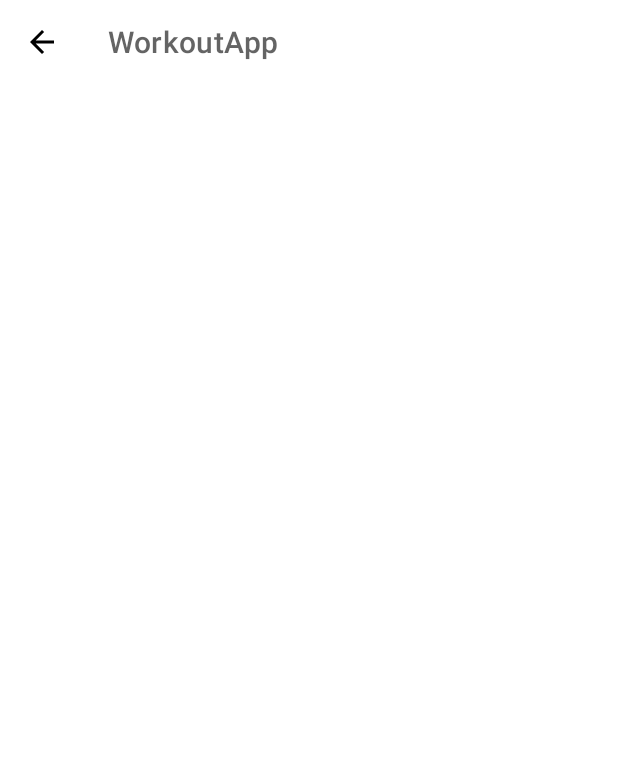
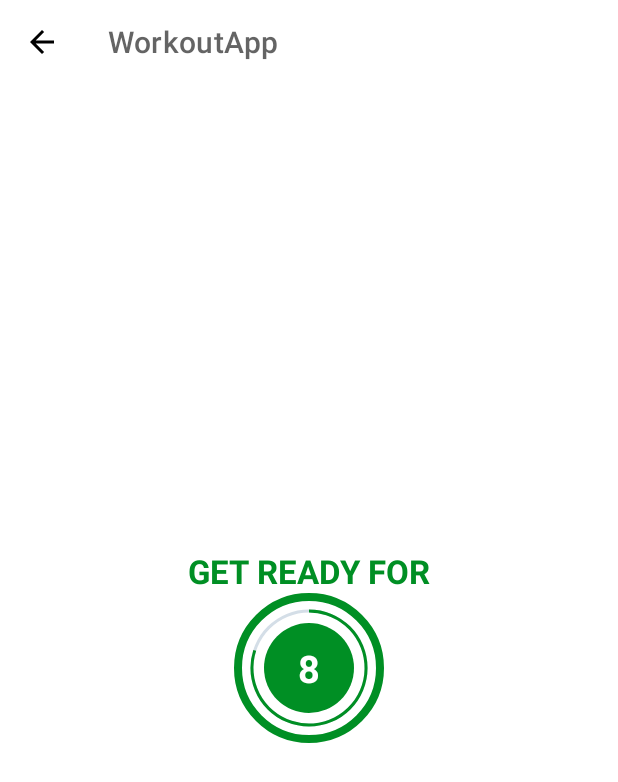
Before and after one commit to agiratech-madhan/WorkoutApp, an Android app: the ExcerSizeActivity screen opened directly, with no data from a screen before it, on a phone screen of 412 x 824 dp. Shown: the top 782 px of the screen. Run offline under Robolectric (Android 15) with nearby library versions, the phone set to English and light mode, and no system bars.

Commit message:
Timer Function Implemented

```diff
--- a/app/src/main/java/com/example/workoutapp/ExcerSizeActivity.kt
+++ b/app/src/main/java/com/example/workoutapp/ExcerSizeActivity.kt
@@ -1,20 +1,74 @@
 package com.example.workoutapp
 
+import android.os.Bundle
+import android.os.CountDownTimer
+import android.widget.Toast
 import androidx.appcompat.app.AppCompatActivity
-import android.os.Bundle
 import com.example.workoutapp.databinding.ActivityExcerSizeBinding
 
 class ExcerSizeActivity : AppCompatActivity() {
-    private  var binding: ActivityExcerSizeBinding?=null
+    private var restTimer: CountDownTimer? =
+        null // Variable for Rest Timer and later on we will initialize it.
+    private var restProgress = 0
+    private var binding: ActivityExcerSizeBinding? = null
+
     override fun onCreate(savedInstanceState: Bundle?) {
         super.onCreate(savedInstanceState)
-        binding=ActivityExcerSizeBinding.inflate(layoutInflater)
+        binding = ActivityExcerSizeBinding.inflate(layoutInflater)
         setContentView(binding?.root)
-        setSupportActionBar(binding?.toolbarExcerSize)
-        if(supportActionBar!=null){
+        setSupportActionBar(binding?.toolbarExercise)
+        if (supportActionBar != null) {
             supportActionBar?.setDisplayHomeAsUpEnabled(true)
         }
-        binding?.toolbarExcerSize?.setNavigationOnClickListener {
-            onBackPressedDispatcher.onBackPressed()        }
+        binding?.toolbarExercise?.setNavigationOnClickListener {
+            onBackPressedDispatcher.onBackPressed()
+        }
+        setupRestView()
+    }
+
+    private fun setupRestView() {
+
+        /**
+         * Here firstly we will check if the timer is running the and it is not null then cancel the running timer and start the new one.
+         * And set the progress to initial which is 0.
+         */
+        if (restTimer != null) {
+            restTimer!!.cancel()
+            restProgress = 0
+        }
+
+        // This function is used to set the progress details.
+        setRestProgressBar()
+    }
+
+    private fun setRestProgressBar() {
+
+        binding?.progressBar?.progress =
+            restProgress // Sets the current progress to the specified value.
+        restTimer = object : CountDownTimer(10000, 1000) {
+            override fun onTick(millisUntilFinished: Long) {
+                restProgress++ // It is increased by 1
+                binding?.progressBar?.progress =
+                    10 - restProgress // Indicates progress bar progress
+                binding?.tvTimer?.text =
+                    (10 - restProgress).toString()  // Current progress is set to text view in terms of seconds.
+            }
+
+            override fun onFinish() {
+                // When the 10 seconds will complete this will be executed.
+                Toast.makeText(
+                    this@ExcerSizeActivity, "The Message timer.", Toast.LENGTH_SHORT
+                ).show()
+            }
+        }.start()
+    }
+
+    public override fun onDestroy() {
+        if (restTimer != null) {
+            restTimer?.cancel()
+            restProgress = 0
+        }
+        super.onDestroy()
+        binding = null
     }
 }
--- a/app/src/main/java/com/example/workoutapp/MainActivity.kt
+++ b/app/src/main/java/com/example/workoutapp/MainActivity.kt
@@ -15,7 +15,7 @@ class MainActivity : AppCompatActivity() {
 
         setContentView(binding?.root)
         binding?.flStart?.setOnClickListener {
-          val intent= Intent(/* packageContext = */ this, /* cls = */ ExcerSizeActivity::class.java)
+            val intent= Intent(/* packageContext = */ this, /* cls = */ ExcerSizeActivity::class.java)
             startActivity(intent)
         }
     }
--- /dev/null
+++ b/app/src/main/res/drawable/circular_progress_bar.xml
@@ -0,0 +1,12 @@
+<?xml version="1.0" encoding="utf-8"?>
+<layer-list xmlns:android="http://schemas.android.com/apk/res/android">
+    <item>
+        <shape
+            android:innerRadiusRatio="2.7"
+            android:shape="ring"
+            android:thicknessRatio="50.0"
+            android:useLevel="true">
+            <solid android:color="@color/colorAccent" />
+        </shape>
+    </item>
+</layer-list>
--- /dev/null
+++ b/app/src/main/res/drawable/circular_progress_gray.xml
@@ -0,0 +1,13 @@
+<?xml version="1.0" encoding="utf-8"?>
+<layer-list xmlns:android="http://schemas.android.com/apk/res/android">
+    <item>
+        <shape
+            android:innerRadiusRatio="2.7"
+            android:shape="ring"
+            android:thicknessRatio="50.0"
+            android:useLevel="false">
+
+            <solid android:color="#D4DEE7" />
+        </shape>
+    </item>
+</layer-list>
--- /dev/null
+++ b/app/src/main/res/drawable/item_circular_color_accent_background.xml
@@ -0,0 +1,6 @@
+<?xml version="1.0" encoding="utf-8"?>
+<shape xmlns:android="http://schemas.android.com/apk/res/android"
+    android:shape="oval">
+
+    <solid android:color="@color/colorAccent"/>
+</shape>
--- a/app/src/main/res/drawable/item_circular_corlor_accent_border.xml
+++ b/app/src/main/res/drawable/item_circular_color_accent_border.xml
@@ -1,9 +1,9 @@
 <?xml version="1.0" encoding="utf-8"?>
-
 <shape xmlns:android="http://schemas.android.com/apk/res/android"
     android:shape="oval">
     <stroke
         android:width="5dp"
         android:color="@color/colorAccent" />
-    <solid android:color="#FFF8FF" />
+
+    <solid android:color="#FFFFFF" />
 </shape>
--- a/app/src/main/res/drawable/item_color_accent_border_ripple_background.xml
+++ b/app/src/main/res/drawable/item_color_accent_border_ripple_background.xml
@@ -1,6 +1,4 @@
 <?xml version="1.0" encoding="utf-8"?>
-<!--TODO(Step 5 - Adding a custom ripple effect to the custom start button)-->
-<!--START-->
 <ripple xmlns:android="http://schemas.android.com/apk/res/android"
     android:color="#C4C4C4">
     <item android:id="@android:id/mask">
@@ -9,5 +7,5 @@
         </shape>
     </item>
 
-    <item android:drawable="@drawable/item_circular_corlor_accent_border" />
+    <item android:drawable="@drawable/item_circular_color_accent_border" />
 </ripple>
--- a/app/src/main/res/layout/activity_excer_size.xml
+++ b/app/src/main/res/layout/activity_excer_size.xml
@@ -1,17 +1,73 @@
 <?xml version="1.0" encoding="utf-8"?>
-<RelativeLayout xmlns:android="http://schemas.android.com/apk/res/android"
+<androidx.constraintlayout.widget.ConstraintLayout xmlns:android="http://schemas.android.com/apk/res/android"
     xmlns:app="http://schemas.android.com/apk/res-auto"
     xmlns:tools="http://schemas.android.com/tools"
     android:layout_width="match_parent"
     android:layout_height="match_parent"
+    android:background="@color/white"
     tools:context=".ExcerSizeActivity">
+
     <androidx.appcompat.widget.Toolbar
-        android:id="@+id/toolbarExcerSize"
+        android:id="@+id/toolbarExercise"
         android:layout_width="match_parent"
+        android:layout_height="?android:attr/actionBarSize"
+        android:background="#ffffff"
         android:theme="@style/ToolBarTheme"
-        android:background="#ffffff"
+        app:layout_constraintTop_toTopOf="parent"
+        app:titleTextColor="@color/colorPrimary" />
 
-        app:titleTextColor="@color/colorPrimary"
-        android:layout_height="?android:attr/actionBarSize"/>
+    <TextView
+        android:id="@+id/tvTitle"
+        android:layout_width="wrap_content"
+        android:layout_height="wrap_content"
+        android:text="GET READY FOR"
+        android:textColor="@color/colorAccent"
+        android:textSize="22sp"
+        android:textStyle="bold"
+        app:layout_constraintBottom_toTopOf="@id/flProgressBar"
+        app:layout_constraintEnd_toEndOf="parent"
+        app:layout_constraintStart_toStartOf="parent" />
 
-</RelativeLayout>
+    <FrameLayout
+        android:id="@+id/flProgressBar"
+        android:layout_width="100dp"
+        android:layout_height="100dp"
+        android:layout_marginTop="10dp"
+        android:background="@drawable/item_circular_color_accent_border"
+        app:layout_constraintBottom_toBottomOf="parent"
+        app:layout_constraintEnd_toEndOf="parent"
+        app:layout_constraintStart_toStartOf="parent"
+        app:layout_constraintTop_toBottomOf="@id/toolbarExercise">
+
+        <ProgressBar
+            android:id="@+id/progressBar"
+            style="?android:attr/progressBarStyleHorizontal"
+            android:layout_width="100dp"
+            android:layout_height="100dp"
+            android:layout_gravity="center"
+            android:background="@drawable/circular_progress_gray"
+            android:indeterminate="false"
+            android:max="10"
+            android:progress="100"
+            android:progressDrawable="@drawable/circular_progress_bar"
+            android:rotation="-90" />
+
+        <LinearLayout
+            android:layout_width="60dp"
+            android:layout_height="60dp"
+            android:layout_gravity="center"
+            android:background="@drawable/item_circular_color_accent_background"
+            android:gravity="center">
+
+            <TextView
+                android:id="@+id/tvTimer"
+                android:layout_width="wrap_content"
+                android:layout_height="wrap_content"
+                android:textColor="#FFFFFF"
+                android:textSize="25sp"
+                android:textStyle="bold"
+                tools:text="10" />
+        </LinearLayout>
+    </FrameLayout>
+
+</androidx.constraintlayout.widget.ConstraintLayout>
```
